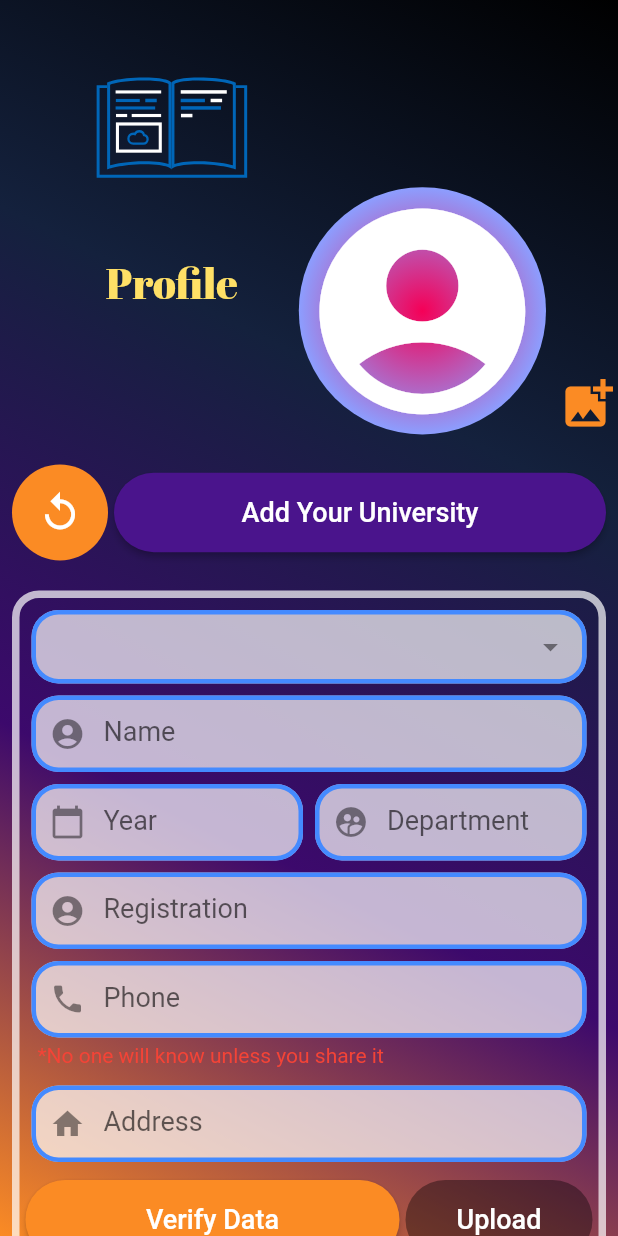
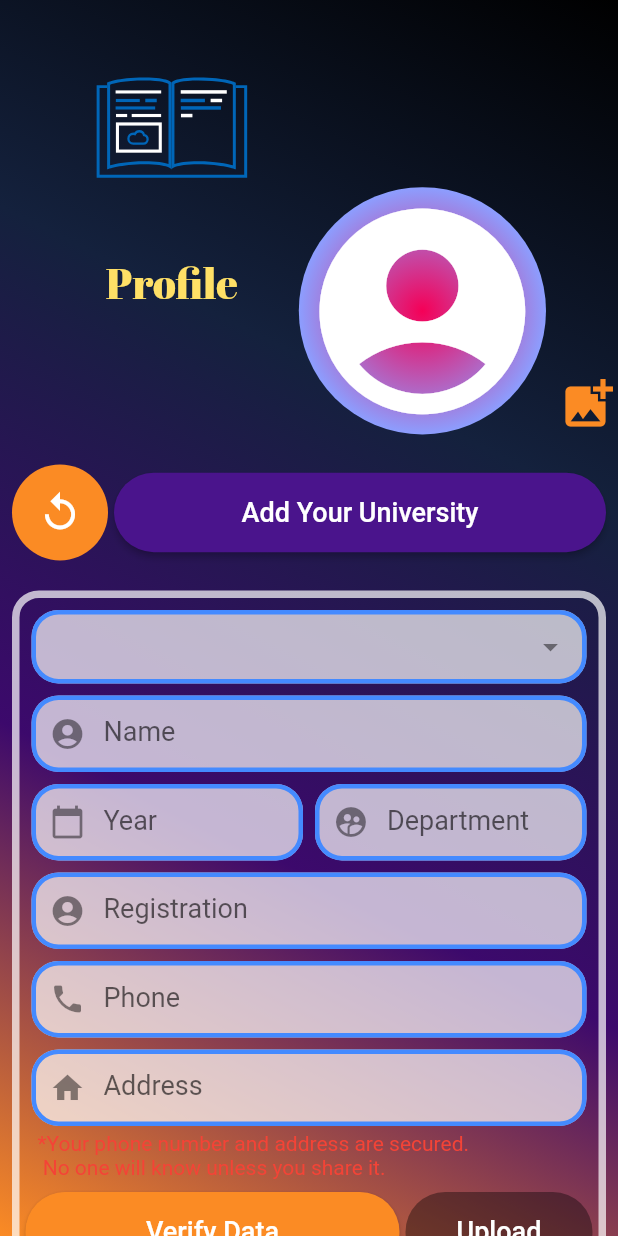
Before and after one commit to Sourav9063/uBookSharing, a Flutter app: the ProfileEditScreen screen opened directly, on a phone screen of 412 x 824 dp. Run offline on Flutter 3.47's test engine with Material 2 defaults, Android fonts, the phone set to English and light mode, and no system bars; drawn by our look-alikes of dropdown_search; our stand-ins replace cloud_firestore, firebase_auth, firebase_core, firebase_messaging, firebase_storage, flare_flutter and 7 more; accounts and stored records are empty; network calls fail.

```diff
--- a/lib/Components/CompoundWidgets.dart
+++ b/lib/Components/CompoundWidgets.dart
@@ -332,7 +332,7 @@ class ImageFull extends StatelessWidget {
     return Center(
       child: Container(
         width: CommonThings.size.width,
-        // height: CommonThings.size.width * .80 * 4 / 3,
+        height: CommonThings.size.height,
         child: InteractiveViewer(
             maxScale: 5,
             child: Image.network(
--- a/lib/Screens/InteractionsScreen.dart
+++ b/lib/Screens/InteractionsScreen.dart
@@ -159,6 +159,7 @@ class _InteractionsScreenState extends State<InteractionsScreen> {
                                 ),
                                 SelectableText(
                                     dataSnapshot[AllKeys.bookDesKey]),
+
                               ],
                             ),
                           ),
--- a/lib/Screens/ProfileEditScreen.dart
+++ b/lib/Screens/ProfileEditScreen.dart
@@ -692,17 +692,7 @@ class _ProfileEditScreenState extends State<ProfileEditScreen> {
                                       hintText: 'It\'s secured'),
                                 ),
                               ),
-                              Padding(
-                                padding:
-                                    const EdgeInsets.only(left: 8.0, bottom: 8),
-                                child: Align(
-                                  alignment: Alignment.topLeft,
-                                  child: Text(
-                                    '*No one will know unless you share it',
-                                    style: TextStyle(color: Colors.red),
-                                  ),
-                                ),
-                              ),
+
                               Padding(
                                 padding: const EdgeInsets.all(4.0),
                                 child: TextFormField(
@@ -722,6 +712,17 @@ class _ProfileEditScreenState extends State<ProfileEditScreen> {
                                       prefixIcon: Icon(Icons.home),
                                       labelText: 'Address',
                                       hintText: 'Use your current location'),
+                                ),
+                              ),
+                              Padding(
+                                padding:
+                                    const EdgeInsets.only(left: 8.0, bottom: 0),
+                                child: Align(
+                                  alignment: Alignment.topLeft,
+                                  child: Text(
+                                    '*Your phone number and address are secured.\n No one will know unless you share it.',
+                                    style: TextStyle(color: Colors.red),
+                                  ),
                                 ),
                               ),
                               Padding(
```
Also changed, not shown: lib/Screens/MainScreenNew.dart (+8 -6 lines).
